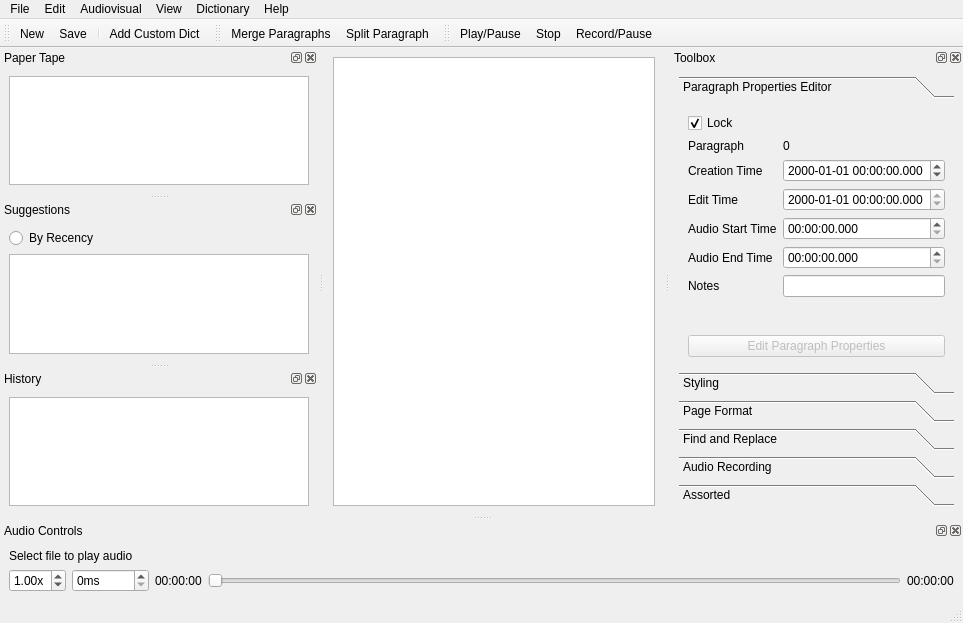
Above: plover_cat/plover_cat.ui from greenwyrt/plover2CAT before the change. Below: the same form after it.
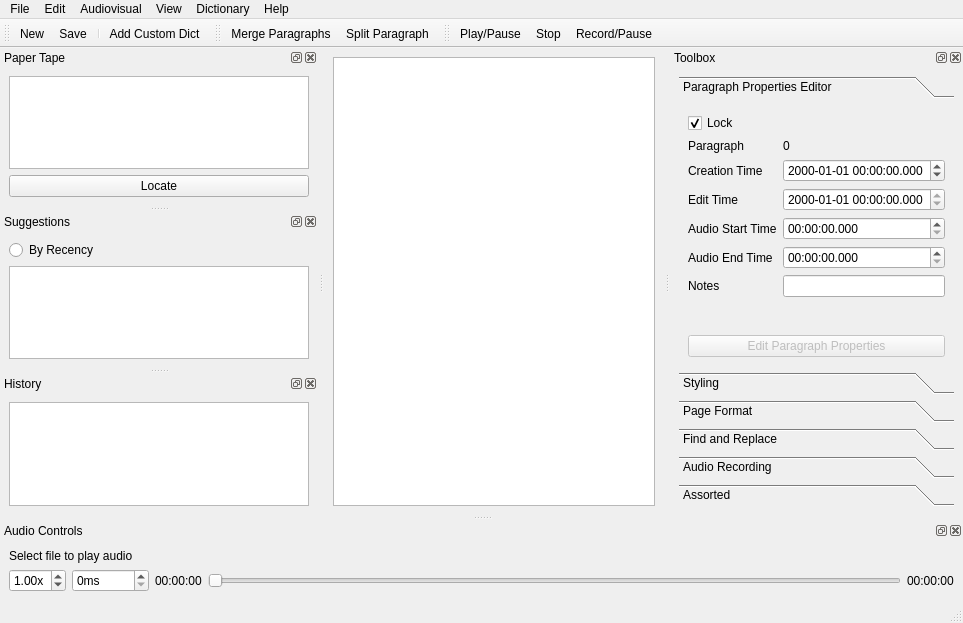
That is the form after the change.

Commit message: trying to patch linking

The edit to the form file:
```diff
--- a/plover_cat/plover_cat.ui
+++ b/plover_cat/plover_cat.ui
@@ -234,6 +234,19 @@
        </property>
       </widget>
      </item>
+     <item>
+      <widget class="QPushButton" name="strokeLocate">
+       <property name="focusPolicy">
+        <enum>Qt::NoFocus</enum>
+       </property>
+       <property name="toolTip">
+        <string>Select stroke and locate in editor text</string>
+       </property>
+       <property name="text">
+        <string>Locate</string>
+       </property>
+      </widget>
+     </item>
     </layout>
    </widget>
   </widget>
```
The commit also changes 1 other file.
